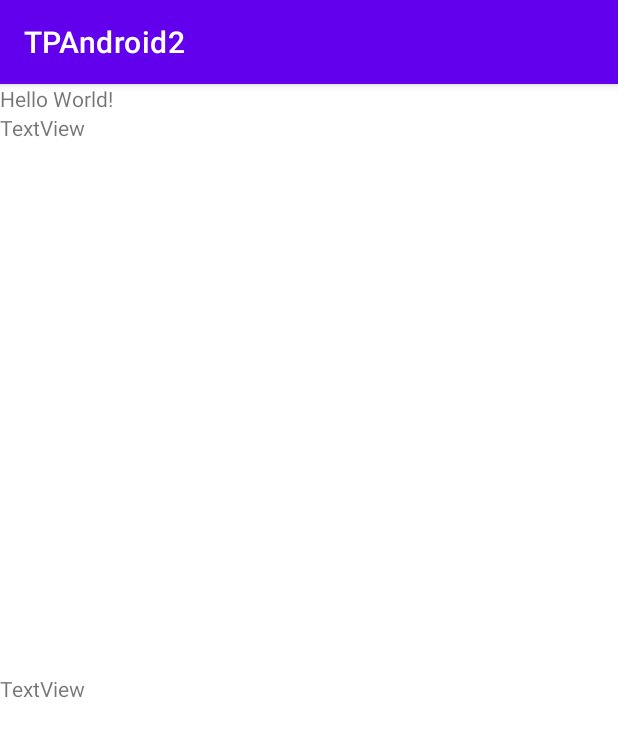
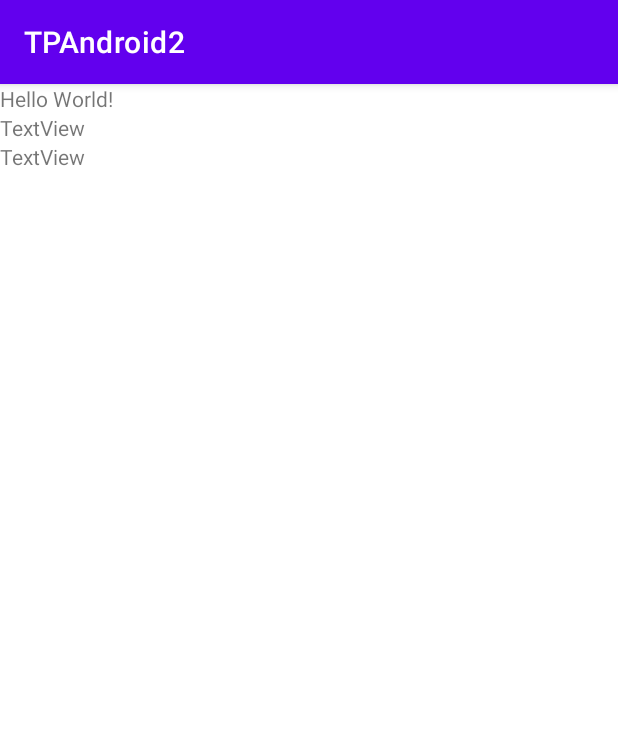
Before and after one commit to gretandroid/TP2Android, an Android app: the screen it shows after launch (MainActivity), on a phone screen of 412 x 824 dp. Shown: the top 737 px of the screen. Run offline under Robolectric (Android 15) with nearby library versions, the phone set to English and light mode, and no system bars.

Commit message:
rapprochement des textview en supprimant le  android:layout_weight="1" des balises TextView

```diff
--- a/app/src/main/res/layout/activity_main.xml
+++ b/app/src/main/res/layout/activity_main.xml
@@ -16,14 +16,12 @@
         android:id="@+id/textView"
         android:layout_width="wrap_content"
         android:layout_height="wrap_content"
-        android:layout_weight="1"
         android:text="TextView" />
 
     <TextView
         android:id="@+id/textView2"
         android:layout_width="wrap_content"
         android:layout_height="wrap_content"
-        android:layout_weight="1"
         android:text="TextView" />
 
 </LinearLayout>
```
